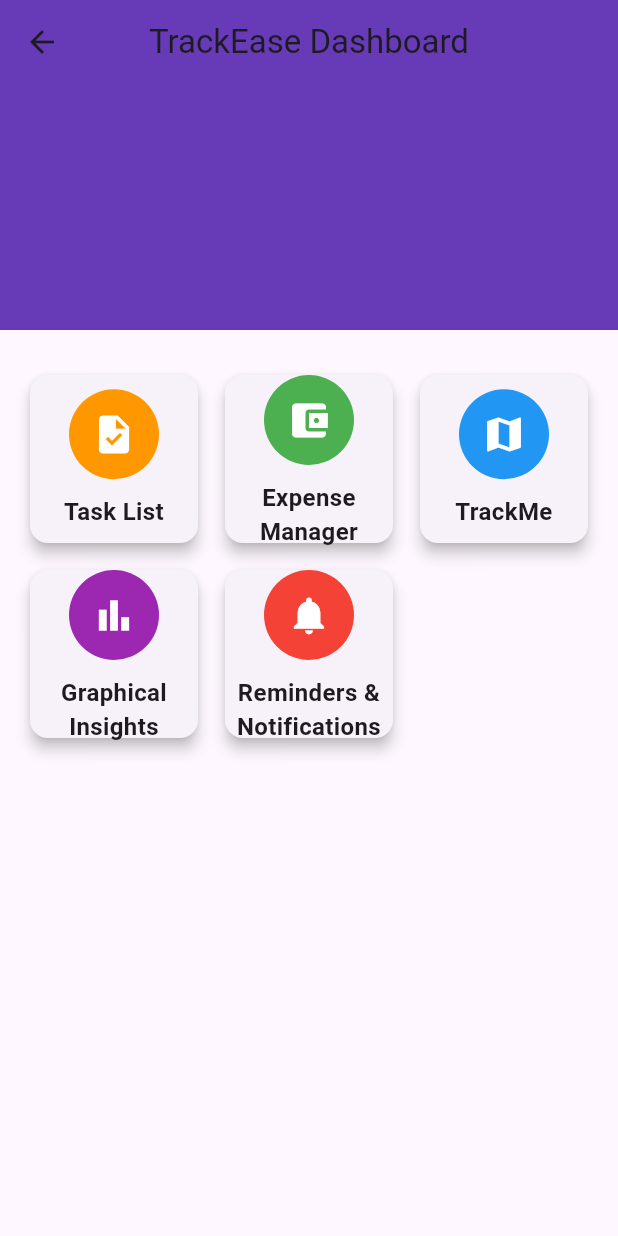
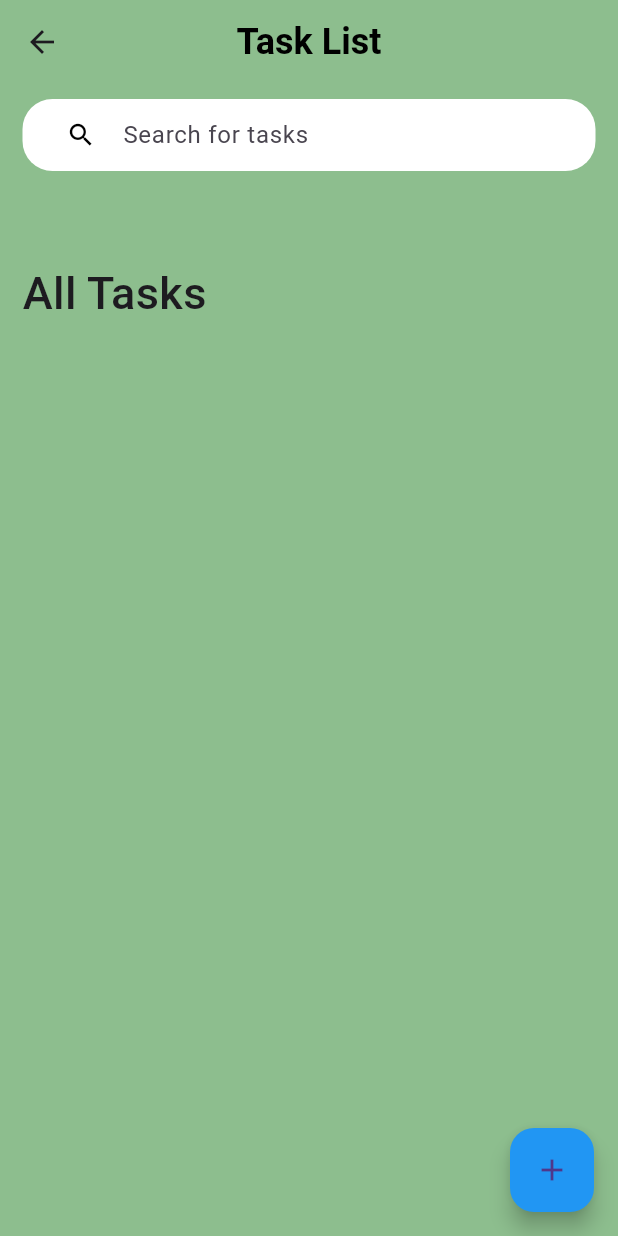
Before and after one commit to sadianusratmunny51/SWE250_Project, a Flutter app: the DashboardPage screen opened by its route, after a tap on "Task List", on a phone screen of 412 x 824 dp. Run offline on Flutter 3.47's test engine with Material 3 defaults, Android fonts, the phone set to English and light mode, and no system bars.

```diff
--- /dev/null
+++ b/lib/pages/TaskManager/task_list_page.dart
@@ -0,0 +1,147 @@
+import 'package:flutter/material.dart';
+import 'package:project/pages/TaskManager/task_model.dart';
+import 'package:project/pages/TaskManager/task_widget.dart';
+
+class TaskListPage extends StatefulWidget {
+  const TaskListPage({super.key});
+
+  @override
+  State<TaskListPage> createState() => _TaskListPageState();
+}
+
+class _TaskListPageState extends State<TaskListPage> {
+  late List<Task> taskList;
+  final TextEditingController _taskController = TextEditingController();
+
+  @override
+  void initState() {
+    super.initState();
+    taskList = Task.taskList();
+  }
+
+  void toggleTaskStatus(Task task) {
+    setState(() {
+      task.isDone = !task.isDone;
+    });
+  }
+
+  void deleteTask(Task task) {
+    setState(() {
+      taskList.remove(task);
+    });
+  }
+
+  void addTask(String task) {
+    if (task.isNotEmpty) {
+      setState(() {
+        taskList.add(Task(id: DateTime.now().toString(), taskText: task));
+      });
+      _taskController.clear();
+    }
+  }
+
+  void _showAddTaskDialog() {
+    showDialog(
+      context: context,
+      builder: (context) {
+        return AlertDialog(
+          title: const Text("Add Task"),
+          content: TextField(
+            controller: _taskController,
+            decoration: const InputDecoration(hintText: "Enter task"),
+          ),
+          actions: [
+            TextButton(
+              child: const Text("Cancel"),
+              onPressed: () {
+                Navigator.of(context).pop();
+              },
+            ),
+            ElevatedButton(
+              child: const Text("Add"),
+              onPressed: () {
+                addTask(_taskController.text);
+                Navigator.of(context).pop();
+              },
+            ),
+          ],
+        );
+      },
+    );
+  }
+
+  @override
+  Widget build(BuildContext context) {
+    return Scaffold(
+      backgroundColor: const Color.fromARGB(255, 141, 190, 142),
+      appBar: _buildAppBar(),
+      body: Container(
+        padding: const EdgeInsets.symmetric(horizontal: 15),
+        child: Column(
+          children: [
+            _buildSearchBox(),
+            Expanded(
+              child: ListView(
+                children: [
+                  Container(
+                    margin: const EdgeInsets.only(top: 50, bottom: 20),
+                    child: const Text(
+                      'All Tasks',
+                      style: TextStyle(
+                        fontSize: 30,
+                        fontWeight: FontWeight.w500,
+                      ),
+                    ),
+                  ),
+                  for (Task task in taskList)
+                    TaskItem(
+                      task: task,
+                      onTaskChanged: toggleTaskStatus,
+                      onDelete: deleteTask,
+                    ),
+                ],
+              ),
+            ),
+          ],
+        ),
+      ),
+      floatingActionButton: FloatingActionButton(
+        onPressed: _showAddTaskDialog,
+        child: const Icon(Icons.add),
+        backgroundColor: Colors.blue,
+      ),
+    );
+  }
+
+  AppBar _buildAppBar() {
+    return AppBar(
+      elevation: 0,
+      backgroundColor: const Color.fromARGB(255, 141, 190, 142),
+      title: const Text(
+        "Task List",
+        style: TextStyle(
+            color: Colors.black, fontSize: 24, fontWeight: FontWeight.bold),
+      ),
+      centerTitle: true,
+    );
+  }
+
+  Widget _buildSearchBox() {
+    return Container(
+      padding: const EdgeInsets.symmetric(horizontal: 15),
+      margin: const EdgeInsets.symmetric(vertical: 10),
+      decoration: BoxDecoration(
+        borderRadius: BorderRadius.circular(20),
+        color: Colors.white,
+      ),
+      child: const TextField(
+        decoration: InputDecoration(
+          contentPadding: EdgeInsets.symmetric(vertical: 12),
+          prefixIcon: Icon(Icons.search, color: Colors.black, size: 20),
+          border: InputBorder.none,
+          hintText: 'Search for tasks',
+        ),
+      ),
+    );
+  }
+}
--- /dev/null
+++ b/lib/pages/TaskManager/task_model.dart
@@ -0,0 +1,15 @@
+class Task {
+  String? id;
+  String? taskText;
+  bool isDone;
+
+  Task({
+    required this.id,
+    required this.taskText,
+    this.isDone = false,
+  });
+
+  static List<Task> taskList() {
+    return []; // Empty initial task list
+  }
+}
--- a/lib/pages/dashboard_page.dart
+++ b/lib/pages/dashboard_page.dart
@@ -1,5 +1,6 @@
 import 'package:flutter/material.dart';
 import 'package:project/pages/ExpenseManager/expense_manager_dashboard.dart';
+import 'package:project/pages/TaskManager/task_list_page.dart';
 
 class DashboardPage extends StatelessWidget {
   const DashboardPage({super.key});
@@ -36,7 +37,7 @@ class DashboardPage extends StatelessWidget {
                   _buildDashboardCard(
                     context,
                     icon: Icons.account_balance_wallet,
-                    title: "Expense Manager",
+                    title: "Expenses",
                     color: Colors.green,
                     route: '/expense',
                   ),
@@ -50,14 +51,14 @@ class DashboardPage extends StatelessWidget {
                   _buildDashboardCard(
                     context,
                     icon: Icons.bar_chart,
-                    title: "Graphical Insights",
+                    title: "Graph",
                     color: Colors.purple,
                     route: '/insights',
                   ),
                   _buildDashboardCard(
                     context,
                     icon: Icons.notifications,
-                    title: "Reminders & Notifications",
+                    title: "Notifications",
                     color: Colors.red,
                     route: '/reminders',
                   ),
@@ -90,12 +91,12 @@ class DashboardPage extends StatelessWidget {
               radius: 30,
               child: Icon(icon, color: Colors.white, size: 30),
             ),
-            const SizedBox(height: 10),
+            const SizedBox(height: 5),
             Text(
               title,
               style: const TextStyle(
                 fontWeight: FontWeight.bold,
-                fontSize: 16,
+                fontSize: 14,
               ),
               textAlign: TextAlign.center,
             ),
--- a/lib/routes.dart
+++ b/lib/routes.dart
@@ -2,11 +2,13 @@ import 'package:flutter/material.dart';
 import 'pages/login.dart';
 import 'pages/dashboard_page.dart';
 import 'pages/ExpenseManager/expense_manager_dashboard.dart';
+import 'pages/TaskManager/task_list_page.dart';
 
 class AppRoutes {
   static Map<String, WidgetBuilder> routes = {
     '/': (context) => const LoginPage(),
     '/dashboard': (context) => const DashboardPage(),
     '/expense': (context) => const ExpenseDashboard(),
+    '/tasks': (context) => const TaskListPage(),
   };
 }
```
Also changed, not shown: lib/pages/ExpenseManager/expense_manager_dashboard.dart (+96 -10 lines), lib/pages/ExpenseManager/expense_records.dart (added, +43 -0 lines), lib/pages/ExpenseManager/expense_reports_page.dart (added, +191 -0 lines), lib/pages/TaskManager/task_widget.dart (added, +51 -0 lines).
